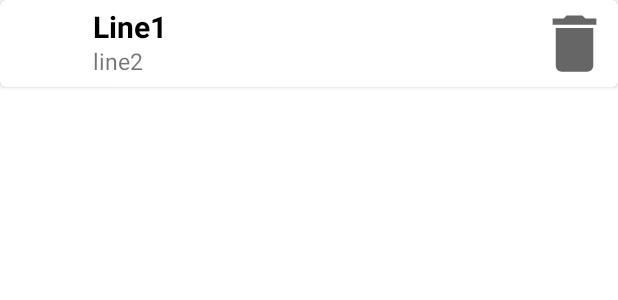
After one commit to svwet/wichtelapp, an Android app: the layout mywishlist_item.xml on its own in the app's theme, with its tools: preview values and no code run, on a phone screen of 412 x 824 dp. The commit adds this screen. Shown: the top 300 px of the screen. Run offline under Robolectric (Android 15) with nearby library versions, the phone set to English and light mode, and no system bars.

Commit message:
Add Java Wishlist RecyclerView with example list

```diff
--- a/app/build.gradle
+++ b/app/build.gradle
@@ -2,6 +2,7 @@ plugins {
     id 'com.android.application'
     id 'com.google.gms.google-services'
     id 'kotlin-android'
+    id 'kotlin-android-extensions'
 }
 
 android {
@@ -58,4 +59,7 @@ dependencies {
     testImplementation 'junit:junit:4.+'
     androidTestImplementation 'androidx.test.ext:junit:1.1.2'
     androidTestImplementation 'androidx.test.espresso:espresso-core:3.3.0'
+
+    implementation "androidx.recyclerview:recyclerview:1.1.0"
+    implementation "androidx.cardview:cardview:1.0.0"
 }
--- /dev/null
+++ b/app/src/main/res/drawable/ic_delete.xml
@@ -0,0 +1,10 @@
+<vector xmlns:android="http://schemas.android.com/apk/res/android"
+    android:width="24dp"
+    android:height="24dp"
+    android:viewportWidth="24"
+    android:viewportHeight="24"
+    android:tint="?attr/colorControlNormal">
+  <path
+      android:fillColor="@android:color/white"
+      android:pathData="M6,19c0,1.1 0.9,2 2,2h8c1.1,0 2,-0.9 2,-2V7H6v12zM19,4h-3.5l-1,-1h-5l-1,1H5v2h14V4z"/>
+</vector>
--- /dev/null
+++ b/app/src/main/res/layout/mywishlist_item.xml
@@ -0,0 +1,56 @@
+<?xml version="1.0" encoding="utf-8"?>
+<androidx.cardview.widget.CardView xmlns:android="http://schemas.android.com/apk/res/android"
+    android:layout_width="match_parent"
+    android:layout_height="wrap_content"
+    xmlns:app="http://schemas.android.com/apk/res-auto"
+    app:cardCornerRadius="4dp"
+    android:layout_marginBottom="2dp">
+
+    <RelativeLayout
+        android:layout_width="match_parent"
+        android:layout_height="match_parent"
+        android:layout_margin="4dp">
+
+        <ImageView
+            android:id="@+id/productImage"
+            android:layout_width="50dp"
+            android:layout_height="50dp"
+            android:padding="2dp"/>
+
+        <TextView
+            android:id="@+id/productName"
+            android:layout_width="wrap_content"
+            android:layout_height="wrap_content"
+            android:layout_alignParentTop="true"
+            android:layout_marginStart="8dp"
+            android:layout_marginTop="0dp"
+            android:layout_toEndOf="@+id/productImage"
+            android:text="Line1"
+            android:textColor="@color/black"
+            android:textSize="20sp"
+            android:textStyle="bold" />
+
+        <TextView
+            android:id="@+id/productDescription"
+            android:layout_width="wrap_content"
+            android:layout_height="wrap_content"
+            android:layout_below="@+id/productName"
+            android:layout_marginStart="8dp"
+            android:layout_marginTop="-1dp"
+            android:layout_toEndOf="@id/productImage"
+            android:text="line2"
+            android:textSize="15sp"/>
+
+        <ImageView
+            android:id="@+id/image_delete"
+            android:layout_width="50dp"
+            android:layout_height="50dp"
+            android:layout_alignParentTop="true"
+            android:layout_alignParentEnd="true"
+            android:src="@drawable/ic_delete" />
+
+
+    </RelativeLayout>
+
+
+</androidx.cardview.widget.CardView>
--- a/app/src/main/res/menu/drawer_menu.xml
+++ b/app/src/main/res/menu/drawer_menu.xml
@@ -8,12 +8,12 @@
             android:icon="@drawable/ic_home"/>
         <item
             android:id="@+id/fragment_gruppen"
-            android:title="Gruppe"
+            android:title="Groupe"
             android:icon="@drawable/ic_gruppe"/>
 
         <item
             android:id="@+id/fragment_meineWunschliste"
-            android:title="Meine Wunschliste"
+            android:title="My wish list"
             android:icon="@drawable/ic_meinewunschliste"/>
         <item
             android:id="@+id/fragment_wichtelwunschliste"
--- a/build.gradle
+++ b/build.gradle
@@ -4,6 +4,9 @@ buildscript {
     repositories {
         google()
         jcenter()
+        maven{
+            url "https://maven.google.com"
+        }
     }
     dependencies {
         classpath 'com.android.tools.build:gradle:4.1.2'
```
Also changed, not shown: app/src/main/java/ch/appbrew/wichtelapp/MyWishListActivity.java (added, +88 -0 lines), app/src/main/java/ch/appbrew/wichtelapp/MyWishListAdapter.java (added, +78 -0 lines), app/src/main/java/ch/appbrew/wichtelapp/MyWishListItem.java (added, +27 -0 lines), app/src/main/res/layout/activity_mywishlist.xml (added, +67 -0 lines).
